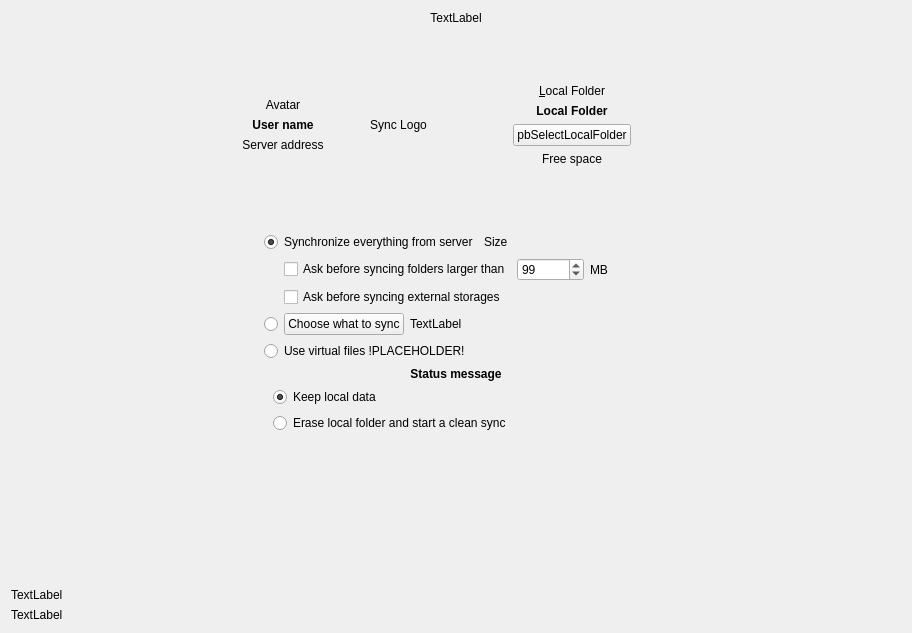
The window that src/gui/wizard/owncloudadvancedsetuppage.ui (arifulislamat/nextcloud-desktop-sync) describes before a commit, drawn with Qt 5.
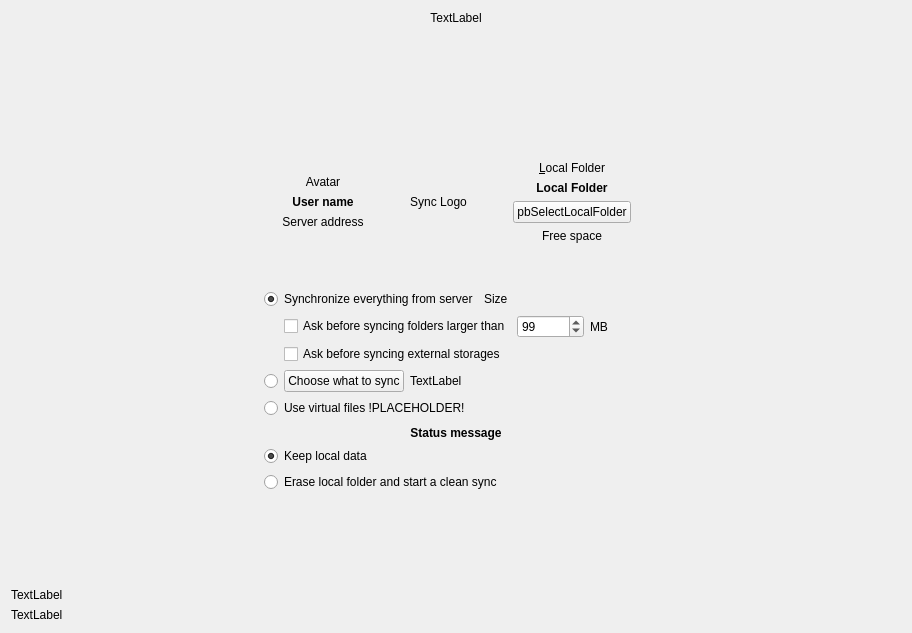
The same window after the commit.

Patch:
```diff
--- a/src/gui/wizard/owncloudadvancedsetuppage.ui
+++ b/src/gui/wizard/owncloudadvancedsetuppage.ui
@@ -48,7 +48,7 @@
       <enum>Qt::Vertical</enum>
      </property>
      <property name="sizeType">
-      <enum>QSizePolicy::Minimum</enum>
+      <enum>QSizePolicy::Expanding</enum>
      </property>
      <property name="sizeHint" stdset="0">
       <size>
@@ -77,6 +77,11 @@
       </spacer>
      </item>
      <item>
+      <layout class="QHBoxLayout" name="horizontalLayout_3">
+       <property name="rightMargin">
+        <number>0</number>
+       </property>
+       <item>
       <layout class="QVBoxLayout" name="verticalLayout_2">
        <item>
         <spacer name="verticalSpacer_5">
@@ -258,7 +263,7 @@
            </property>
            <property name="sizeHint" stdset="0">
             <size>
-             <width>40</width>
+               <width>0</width>
              <height>20</height>
             </size>
            </property>
@@ -287,7 +292,7 @@
            </property>
            <property name="sizeHint" stdset="0">
             <size>
-             <width>40</width>
+               <width>0</width>
              <height>20</height>
             </size>
            </property>
@@ -329,6 +334,8 @@
        </item>
       </layout>
      </item>
+      </layout>
+     </item>
      <item>
       <spacer name="horizontalSpacer_13">
        <property name="orientation">
@@ -346,6 +353,9 @@
    </item>
    <item>
     <layout class="QHBoxLayout" name="horizontalLayout_2">
+     <property name="sizeConstraint">
+      <enum>QLayout::SetMinimumSize</enum>
+     </property>
      <property name="topMargin">
       <number>0</number>
      </property>
@@ -376,7 +386,7 @@
        <item>
         <layout class="QVBoxLayout" name="wSyncStrategy">
          <property name="topMargin">
-          <number>20</number>
+          <number>0</number>
          </property>
          <property name="bottomMargin">
           <number>0</number>
@@ -620,8 +630,29 @@
        </item>
        <item>
         <widget class="QWidget" name="resolutionWidget" native="true">
-         <layout class="QVBoxLayout" name="verticalLayout_9">
+         <property name="sizePolicy">
+          <sizepolicy hsizetype="Minimum" vsizetype="Minimum">
+           <horstretch>0</horstretch>
+           <verstretch>0</verstretch>
+          </sizepolicy>
+         </property>
+         <layout class="QVBoxLayout" name="verticalLayout_9" stretch="0,0,0">
+          <property name="spacing">
+           <number>6</number>
+          </property>
+          <property name="sizeConstraint">
+           <enum>QLayout::SetMinimumSize</enum>
+          </property>
+          <property name="leftMargin">
+           <number>0</number>
+          </property>
           <property name="topMargin">
+           <number>2</number>
+          </property>
+          <property name="rightMargin">
+           <number>0</number>
+          </property>
+          <property name="bottomMargin">
            <number>0</number>
           </property>
           <item>
```
Lines whose indentation alone changed are shown as unchanged.
